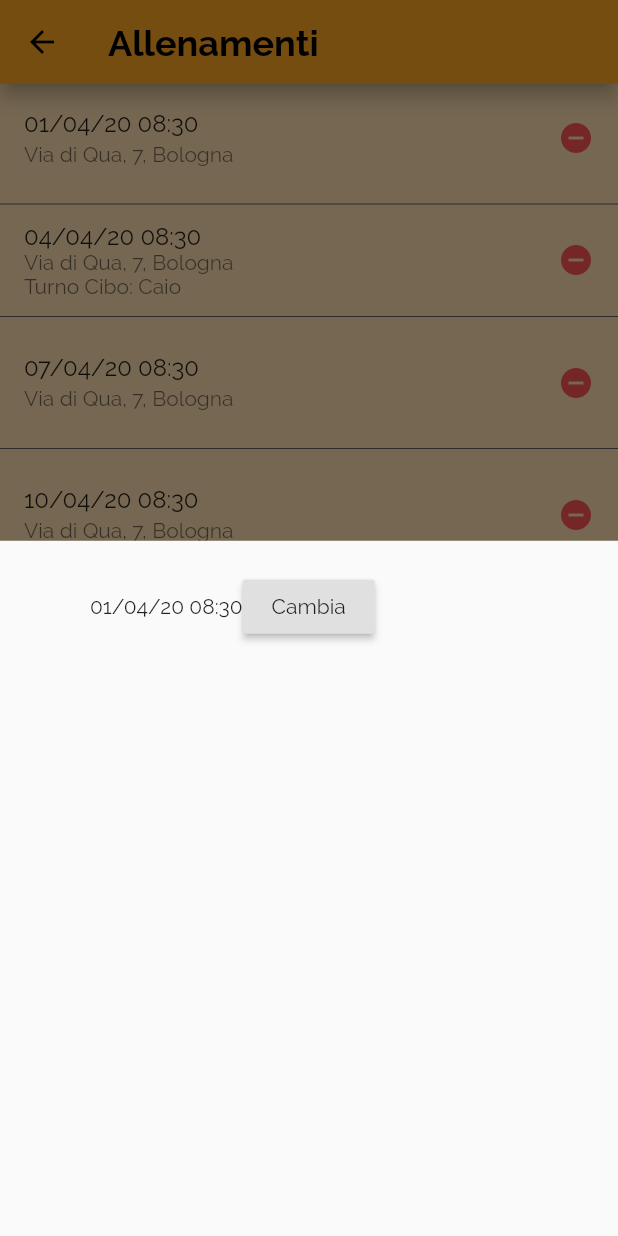
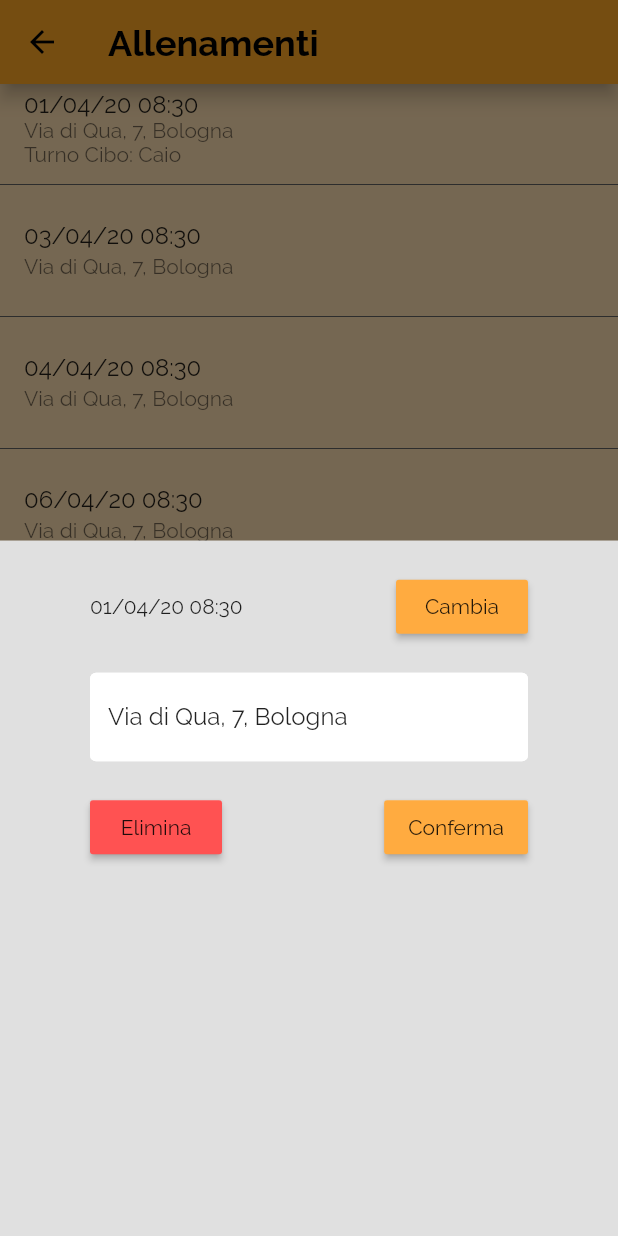
Before and after one commit to lucamerighi/alley_app, a Flutter app: the ViewAllenamenti screen opened directly, after a tap on an icon or button, on a phone screen of 412 x 824 dp. Run offline on Flutter 3.47's test engine with Material 2 defaults, Android fonts, the phone set to English and light mode, and no system bars; our stand-ins replace cloud_firestore, firebase_auth, flutter_datetime_picker, get_it, table_calendar; accounts and stored records are empty.

Commit message:
ui allenamenti, overflow registra squadra

```diff
--- a/lib/model/allenamento.dart
+++ b/lib/model/allenamento.dart
@@ -1,13 +1,15 @@
 import 'package:flutter/cupertino.dart';
 
 class Allenamento {
-  String id;
+  final String id;
   DateTime dataEORa;
   String luogo;
   String idSquadra;
   String turnoCibo;
 
-  Allenamento(this.dataEORa, this.luogo, this.idSquadra, this.turnoCibo) : id = UniqueKey().toString();
+  Allenamento({DateTime dataEORa, this.luogo = '', this.idSquadra = '', this.turnoCibo = ''})
+      : id = UniqueKey().toString(),
+        dataEORa = dataEORa ?? DateTime.now();
 
   String get getId => id;
 
@@ -26,4 +28,9 @@ class Allenamento {
   DateTime get getDataEOra => dataEORa;
 
   set setDataEOra(DateTime dataEOra) => this.dataEORa = dataEOra;
+
+  @override
+  String toString() {
+    return '$dataEORa $luogo $idSquadra $turnoCibo';
+  }
 }
--- a/lib/views/squadra/registra_squadra.dart
+++ b/lib/views/squadra/registra_squadra.dart
@@ -40,6 +40,7 @@ class _ViewRegistraSquadraState extends State<ViewRegistraSquadra> {
               padding: EdgeInsets.symmetric(vertical: 20, horizontal: 50),
               child: Form(
                 key: _formKey,
+                child: SingleChildScrollView(
                   child: Column(
                     mainAxisAlignment: MainAxisAlignment.center,
                     children: <Widget>[
@@ -145,6 +146,7 @@ class _ViewRegistraSquadraState extends State<ViewRegistraSquadra> {
                   ),
                 ),
               ),
+            ),
           );
   }
 }
--- a/lib/views/squadra/view_allenamenti.dart
+++ b/lib/views/squadra/view_allenamenti.dart
@@ -1,4 +1,5 @@
-import 'package:alley_app/model/Allenamento.dart';
+import 'package:alley_app/model/allenamento.dart';
+import 'package:alley_app/shared/styles.dart';
 import 'package:flutter/material.dart';
 import 'package:flutter_datetime_picker/flutter_datetime_picker.dart';
 import 'package:intl/intl.dart';
@@ -12,12 +13,14 @@ class ViewAllenamenti extends StatefulWidget {
 
 class _ViewAllenamentiState extends State<ViewAllenamenti> {
   List<Allenamento> allenamenti = [
-    Allenamento(DateTime.parse('2020-04-01 20:30'), "Via di Qua, 7, Bologna", "40017", ""),
-    Allenamento(DateTime.parse('2020-04-04 20:30'), "Via di Qua, 7, Bologna", "40017", "Caio"),
-    Allenamento(DateTime.parse('2020-04-07 20:30'), "Via di Qua, 7, Bologna", "40017", ""),
-    Allenamento(DateTime.parse('2020-04-10 20:30'), "Via di Qua, 7, Bologna", "40017", ""),
-    Allenamento(DateTime.parse('2020-04-12 20:30'), "Via di Qua, 7, Bologna", "40017", "Tizio"),
-    Allenamento(DateTime.parse('2020-04-15 20:30'), "Via di Qua, 7, Bologna", "40017", ""),
+    Allenamento(
+        dataEORa: DateTime.parse('2020-04-01 20:30'),
+        luogo: 'Via di Qua, 7, Bologna',
+        idSquadra: '00001',
+        turnoCibo: 'Caio'),
+    Allenamento(dataEORa: DateTime.parse('2020-04-03 20:30'), luogo: 'Via di Qua, 7, Bologna', idSquadra: '00001'),
+    Allenamento(dataEORa: DateTime.parse('2020-04-04 20:30'), luogo: 'Via di Qua, 7, Bologna', idSquadra: '00001'),
+    Allenamento(dataEORa: DateTime.parse('2020-04-06 20:30'), luogo: 'Via di Qua, 7, Bologna', idSquadra: '00001'),
   ];
 
   void _editDateTime(Allenamento a) {
@@ -30,19 +33,50 @@ class _ViewAllenamentiState extends State<ViewAllenamenti> {
   }
 
   void _showEditAllenamento(Allenamento a) {
+    TextEditingController _controller = TextEditingController(text: a.luogo);
+
     showModalBottomSheet(
         context: context,
         builder: (context) {
           return Container(
+            color: Colors.grey[300],
             padding: EdgeInsets.symmetric(vertical: 20, horizontal: 60),
             child: Column(
               children: <Widget>[
                 Row(
+                  mainAxisAlignment: MainAxisAlignment.spaceBetween,
                   children: <Widget>[
-                    Text("${formatter.format(a.dataEORa)}"),
-                    RaisedButton(onPressed: () => _editDateTime(a), child: Text('Cambia'))
+                    Text('${formatter.format(a.dataEORa)}'),
+                    RaisedButton(
+                      onPressed: () => _editDateTime(a),
+                      child: Text('Cambia'),
+                      color: Colors.orangeAccent,
+                    )
                   ],
                 ),
+                SizedBox(
+                  height: 20,
+                ),
+                TextField(
+                  decoration: TextInputDecoration,
+                  controller: _controller,
+                ),
+                SizedBox(height: 20),
+                Row(
+                  mainAxisAlignment: MainAxisAlignment.spaceBetween,
+                  children: <Widget>[
+                    RaisedButton(
+                      onPressed: () {},
+                      color: Colors.redAccent,
+                      child: Text('Elimina'),
+                    ),
+                    RaisedButton(
+                      onPressed: () {},
+                      color: Colors.orangeAccent,
+                      child: Text('Conferma'),
+                    ),
+                  ],
+                )
               ],
             ),
           );
@@ -63,15 +97,12 @@ class _ViewAllenamentiState extends State<ViewAllenamenti> {
               itemCount: allenamenti.length,
               itemBuilder: (BuildContext ctx, int index) {
                 Allenamento all = allenamenti[index];
+                print(all);
                 return InkWell(
                   onTap: () => _showEditAllenamento(all),
                   child: ListTile(
                     title: Text(formatter.format(all.dataEORa)),
                     subtitle: Text(all.luogo + (all.turnoCibo != '' ? '\nTurno Cibo: ${all.turnoCibo}' : '')),
-                    trailing: Icon(
-                      Icons.remove_circle,
-                      color: Colors.redAccent,
-                    ),
                   ),
                 );
               },
@@ -79,6 +110,10 @@ class _ViewAllenamentiState extends State<ViewAllenamenti> {
           ),
         ],
       ),
+      floatingActionButton: FloatingActionButton(
+        onPressed: () => _showEditAllenamento(Allenamento()),
+        child: Icon(Icons.add),
+      ),
     );
   }
 }
```
Lines whose indentation alone changed are shown as unchanged.
